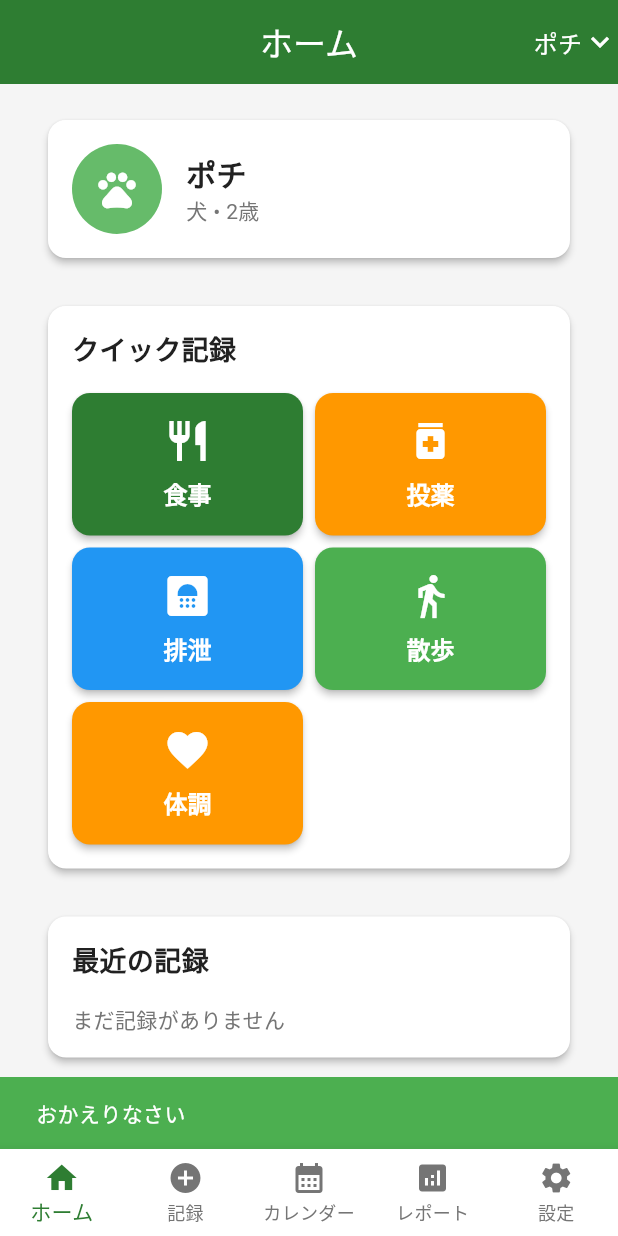
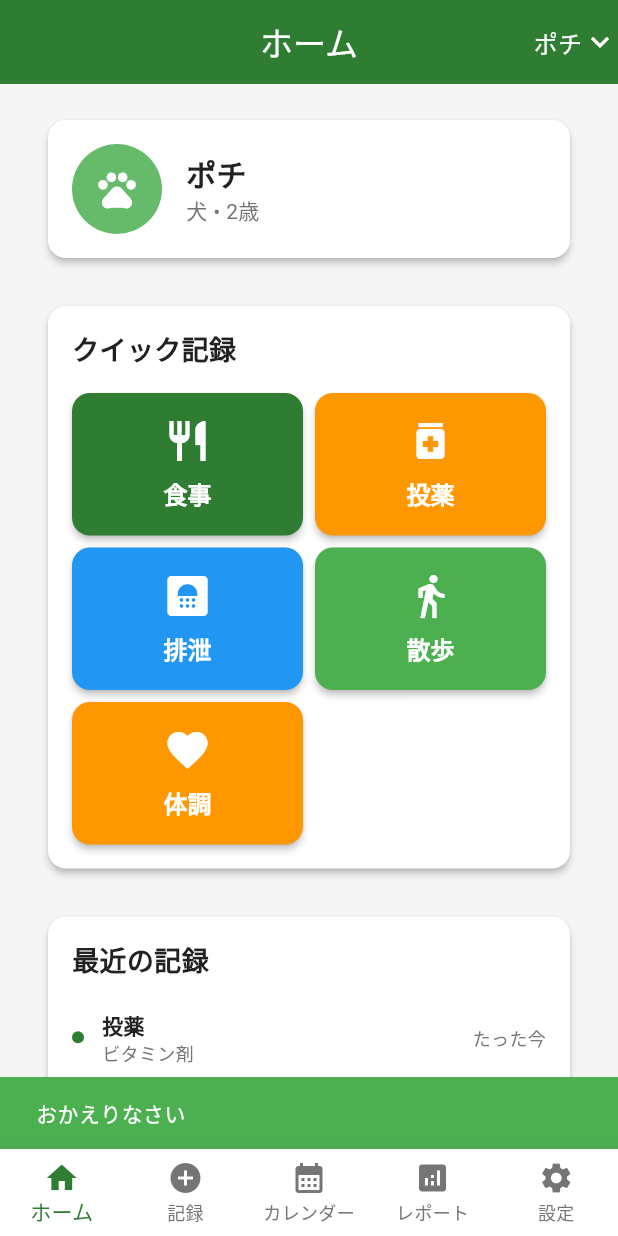
Before and after one commit to Fuurugeeen/pet-health-log, a Flutter app: the screen it shows after launch, after a tap on "ログイン", on a phone screen of 412 x 824 dp. Run offline on Flutter 3.47's test engine with Material 3 defaults, Android fonts, the phone set to English and light mode, and no system bars; our stand-ins replace device_preview, fl_chart, flutter_riverpod, go_router, hive, hive_flutter and 3 more; accounts and stored records are empty.

Commit message:
散歩記録のインフラ整備とサンプルデータ生成
- HiveServiceにWalkRecordAdapterを登録
- カレンダー画面で散歩記録パラメータを追加
- サンプルデータサービスでデモ記録生成機能を実装
- 各タブ（食事、投薬、排泄、散歩、体調）で3日分のリアルなデータを自動生成

🤖 Generated with [Claude Code](https://claude.ai/code)

Co-Authored-By: Claude <noreply@anthropic.com>

```diff
--- a/lib/features/calendar/presentation/daily_record_detail_screen.dart
+++ b/lib/features/calendar/presentation/daily_record_detail_screen.dart
@@ -536,6 +536,7 @@ class _DailyRecordDetailScreenState extends ConsumerState<DailyRecordDetailScree
         meals: _meals,
         medications: _medications,
         excretions: _excretions,
+        walks: widget.existingRecord?.walks ?? [],
         healthStatus: healthStatus,
         notes: _notesController.text.isEmpty ? null : _notesController.text,
         createdAt: widget.existingRecord?.createdAt ?? DateTime.now(),
--- a/lib/services/hive_service.dart
+++ b/lib/services/hive_service.dart
@@ -24,6 +24,7 @@ class HiveService {
     _registerAdapterSafely(() => Hive.registerAdapter(MealRecordAdapter()));
     _registerAdapterSafely(() => Hive.registerAdapter(MedicationRecordAdapter()));
     _registerAdapterSafely(() => Hive.registerAdapter(ExcretionRecordAdapter()));
+    _registerAdapterSafely(() => Hive.registerAdapter(WalkRecordAdapter()));
     _registerAdapterSafely(() => Hive.registerAdapter(HealthStatusAdapter()));
     _registerAdapterSafely(() => Hive.registerAdapter(ExcretionTypeAdapter()));
     _registerAdapterSafely(() => Hive.registerAdapter(StoolConditionAdapter()));
--- a/lib/services/sample_data_service.dart
+++ b/lib/services/sample_data_service.dart
@@ -2,6 +2,7 @@ import 'dart:math';
 import 'package:uuid/uuid.dart';
 import '../features/auth/data/auth_repository.dart';
 import '../features/pet/data/pet_repository.dart';
+import '../features/record/data/daily_record_repository.dart';
 import '../models/user.dart';
 import '../models/pet.dart';
 import '../models/daily_record.dart';
@@ -41,6 +42,9 @@ class SampleDataService {
 
       await petRepository.createPet(samplePet);
       print('サンプルペット「${samplePet.name}」を作成しました');
+
+      // デモ用の記録データを生成
+      await generateDemoRecordsForPet(samplePet.id);
     } catch (error) {
       print('サンプルデータ生成エラー: $error');
     }
@@ -181,4 +185,144 @@ class SampleDataService {
     final users = await authRepository.getAllUsers();
     return users.any((user) => user.name == 'サンプルユーザー');
   }
+
+  // デモ用の記録データを生成（各タブ3件ずつ）
+  static Future<void> generateDemoRecordsForPet(String petId) async {
+    final dailyRecordRepository = DailyRecordRepository();
+    final now = DateTime.now();
+
+    try {
+      // 今日から過去3日分のデータを作成
+      for (int dayOffset = 0; dayOffset < 3; dayOffset++) {
+        final date = now.subtract(Duration(days: dayOffset));
+
+        // 食事記録（各日3件）
+        final meals = <MealRecord>[
+          MealRecord(
+            id: _uuid.v4(),
+            time: DateTime(date.year, date.month, date.day, 8, 0),
+            foodType: '朝食（ドライフード）',
+            amount: 50.0,
+            appetiteLevel: 5,
+            notes: '完食しました',
+          ),
+          MealRecord(
+            id: _uuid.v4(),
+            time: DateTime(date.year, date.month, date.day, 12, 30),
+            foodType: 'おやつ（ささみ）',
+            amount: 20.0,
+            appetiteLevel: 4,
+          ),
+          MealRecord(
+            id: _uuid.v4(),
+            time: DateTime(date.year, date.month, date.day, 18, 0),
+            foodType: '夕食（ドライフード）',
+            amount: 50.0,
+            appetiteLevel: 4,
+            notes: '少し残しました',
+          ),
+        ];
+
+        // 投薬記録（各日1-2件）
+        final medications = <MedicationRecord>[
+          MedicationRecord(
+            id: _uuid.v4(),
+            medicationName: '関節サプリメント',
+            time: DateTime(date.year, date.month, date.day, 9, 0),
+            dosage: 1.0,
+            administrationMethod: '経口',
+            hasSideEffects: false,
+          ),
+          if (dayOffset == 0) // 今日だけ追加
+            MedicationRecord(
+              id: _uuid.v4(),
+              medicationName: 'ビタミン剤',
+              time: DateTime(date.year, date.month, date.day, 20, 0),
+              dosage: 0.5,
+              administrationMethod: '経口',
+              hasSideEffects: false,
+            ),
+        ];
+
+        // 排泄記録（各日2-3件）
+        final excretions = <ExcretionRecord>[
+          ExcretionRecord(
+            id: _uuid.v4(),
+            time: DateTime(date.year, date.month, date.day, 7, 30),
+            type: ExcretionType.urine,
+            hasAbnormality: false,
+            notes: '正常',
+          ),
+          ExcretionRecord(
+            id: _uuid.v4(),
+            time: DateTime(date.year, date.month, date.day, 9, 15),
+            type: ExcretionType.stool,
+            condition: StoolCondition.normal,
+            hasAbnormality: false,
+          ),
+          ExcretionRecord(
+            id: _uuid.v4(),
+            time: DateTime(date.year, date.month, date.day, 15, 45),
+            type: ExcretionType.urine,
+            hasAbnormality: false,
+          ),
+        ];
+
+        // 散歩記録（各日1-2件）
+        final walks = <WalkRecord>[
+          WalkRecord(
+            id: _uuid.v4(),
+            startTime: DateTime(date.year, date.month, date.day, 7, 0),
+            endTime: DateTime(date.year, date.month, date.day, 7, 30),
+            duration: 30,
+            distance: 1.5,
+            route: '近所の公園',
+            activityLevel: 4,
+            notes: '元気に歩きました',
+          ),
+          if (dayOffset == 0) // 今日だけ夕方の散歩も追加
+            WalkRecord(
+              id: _uuid.v4(),
+              startTime: DateTime(date.year, date.month, date.day, 17, 0),
+              endTime: DateTime(date.year, date.month, date.day, 17, 45),
+              duration: 45,
+              distance: 2.0,
+              route: '川沿いの遊歩道',
+              activityLevel: 5,
+              notes: '他の犬と遊びました',
+            ),
+        ];
+
+        // 体調記録
+        final healthStatus = HealthStatus(
+          temperature: 38.2 + _random.nextDouble() * 0.6, // 38.2-38.8度
+          weight: 8.5 + (_random.nextDouble() - 0.5) * 0.2, // 8.4-8.6kg
+          activityLevel: 4 + _random.nextInt(2), // 4-5
+          symptoms: dayOffset == 2 ? [Symptom.cough] : [], // 2日前に軽い咳
+          notes: dayOffset == 0 ? '今日も元気です' : null,
+        );
+
+        // DailyRecordを作成して保存
+        final dailyRecord = DailyRecord(
+          id: _uuid.v4(),
+          petId: petId,
+          date: date,
+          meals: meals,
+          medications: medications,
+          excretions: excretions,
+          walks: walks,
+          healthStatus: healthStatus,
+          notes: dayOffset == 1 ? '食欲旺盛でした' : null,
+          createdAt: date,
+          updatedAt: date,
+        );
+
+        await dailyRecordRepository.createRecord(dailyRecord);
+      }
+
+      print('デモ記録データを生成しました（3日分）');
+    } catch (error) {
+      print('デモ記録データ生成エラー: $error');
+    }
+  }
 }
```
